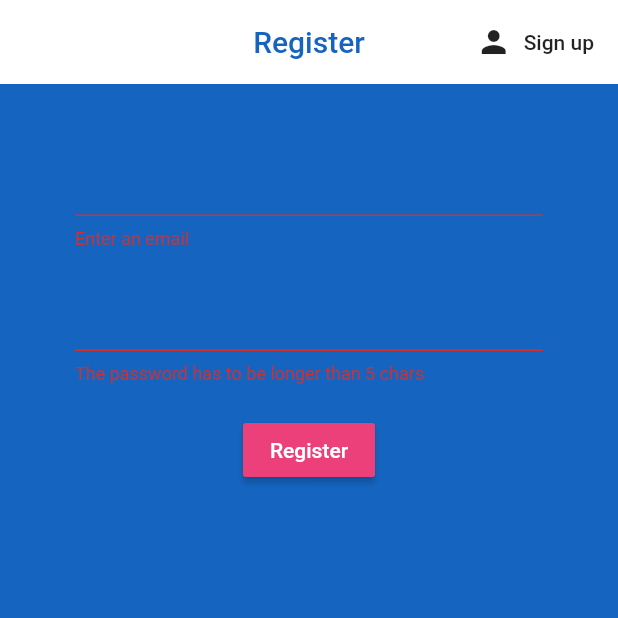
After one commit to Lawful24/Studio-Application, a Flutter app: the Register screen opened directly, after a tap on "Register", on a phone screen of 412 x 824 dp, the top half of it. The commit adds this screen. Run offline on Flutter 3.47's test engine with Material 2 defaults, Android fonts, the phone set to English and light mode, and no system bars; our stand-ins replace firebase_auth, flutter_spinkit; accounts and stored records are empty; network calls fail.

Commit message:
Provider package, signing out, forms, toggle, register with firebase

```diff
--- /dev/null
+++ b/lib/pages/authenticate/register.dart
@@ -0,0 +1,98 @@
+import 'package:flutter/material.dart';
+import 'package:studio_application/services/auth.dart';
+
+class Register extends StatefulWidget {
+
+  final Function toggleView;
+  Register({ this.toggleView });
+
+  @override
+  _RegisterState createState() => _RegisterState();
+}
+
+class _RegisterState extends State<Register> {
+
+  final AuthService _auth = AuthService();
+  final _formKey = GlobalKey<FormState>();
+
+  // text field state
+  String email = '';
+  String password = '';
+  String error = '';
+
+  @override
+  Widget build(BuildContext context) {
+    return Scaffold(
+      backgroundColor: Colors.blue[800],
+      appBar: AppBar(
+        backgroundColor: Colors.white,
+        elevation: 0.0,
+        title: Text(
+          'Register',
+          style: TextStyle(
+              color: Colors.blue[800]
+          ),
+        ),
+        centerTitle: true,
+        actions: <Widget>[
+          FlatButton.icon(
+            onPressed: () {
+              widget.toggleView();
+            },
+            icon: Icon(Icons.person),
+            label: Text('Sign up'),
+          ),
+        ],
+      ),
+      body: Container(
+        padding: EdgeInsets.symmetric(vertical: 20.0, horizontal: 50.0),
+        child: Form(
+          key: _formKey,
+          child: Column(
+            children: <Widget>[
+              SizedBox(height: 20),
+              TextFormField(
+                validator: (val) => val.isEmpty ? 'Enter an email' : null,
+                onChanged: (val) {
+                  setState(() => email = val);
+                }
+              ),
+              SizedBox(height: 20),
+              TextFormField(
+                obscureText: true,
+                validator: (val) => val.length < 6 ? 'The password has to be longer than 5 chars' : null,
+                onChanged: (val) {
+                  setState(() => password = val);
+                },
+              ),
+              SizedBox(height: 20),
+              RaisedButton(
+                onPressed: () async {
+                  if (_formKey.currentState.validate()) {
+                    dynamic result = await _auth.registerWithEmailAndPassword(email, password);
+                    if (result == null) {
+                      setState(() => error = 'please supply a valid email');
+                    }
+                  }
+                },
+                color: Colors.pink[400],
+                child: Text(
+                  'Register',
+                  style: TextStyle(color: Colors.white),
+                ),
+              ),
+              SizedBox(height: 12.0),
+              Text(
+                error,
+                style: TextStyle(
+                  color: Colors.red,
+                  fontSize: 14.0,
+                ),
+              ),
+            ],
+          ),
+        ),
+      ),
+    );
+  }
+}
--- a/lib/services/auth.dart
+++ b/lib/services/auth.dart
@@ -29,6 +29,16 @@ class AuthService {
   }
 
   // sign in with email and password
+  Future signInWithEmailAndPassword(String email, String password) async {
+    try {
+      AuthResult result = await _auth.signInWithEmailAndPassword(email: email, password: password);
+      FirebaseUser user = result.user;
+      return _userFromFirebaseUser(user);
+    } catch(e) {
+      print(e.toString());
+      return null;
+    }
+  }
 
   // register with email and password
 
--- a/pubspec.yaml
+++ b/pubspec.yaml
@@ -30,6 +30,7 @@ dependencies:
   cupertino_icons: ^0.1.2
   firebase_auth: ^0.15.5+2
   cloud_firestore: ^0.13.4
+  provider: ^4.0.4
 
 dev_dependencies:
   flutter_test:
```
Also changed, not shown: lib/main.dart (+17 -4 lines), lib/pages/authenticate/authenticate.dart (+12 -3 lines), lib/pages/home/wrapper.dart (+9 -1 lines), pubspec.lock.
